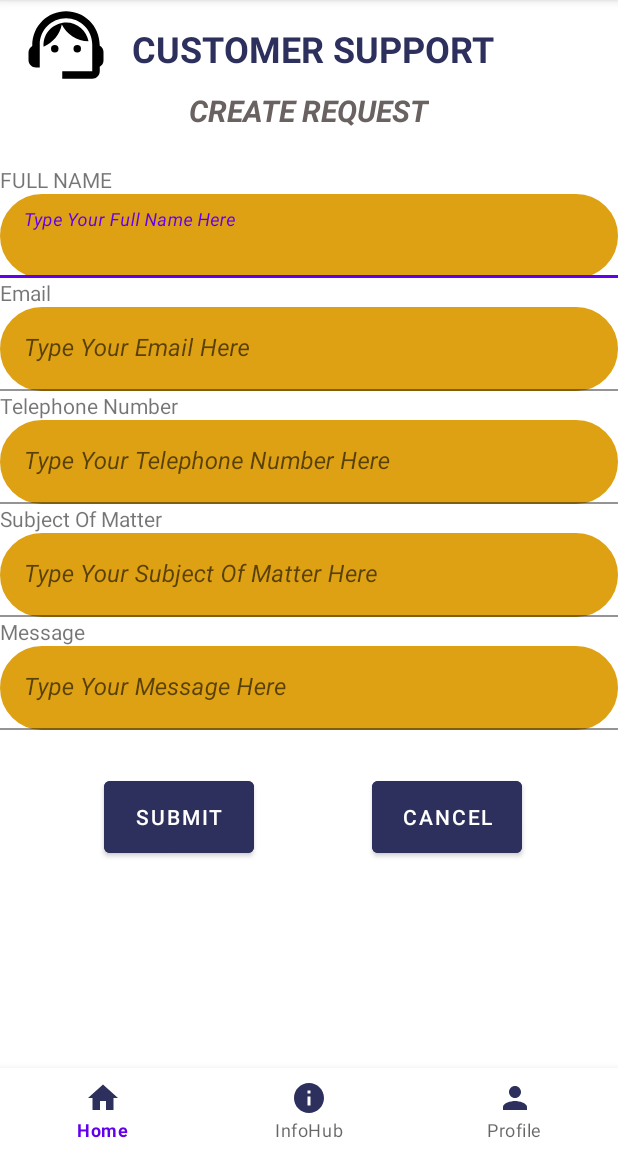
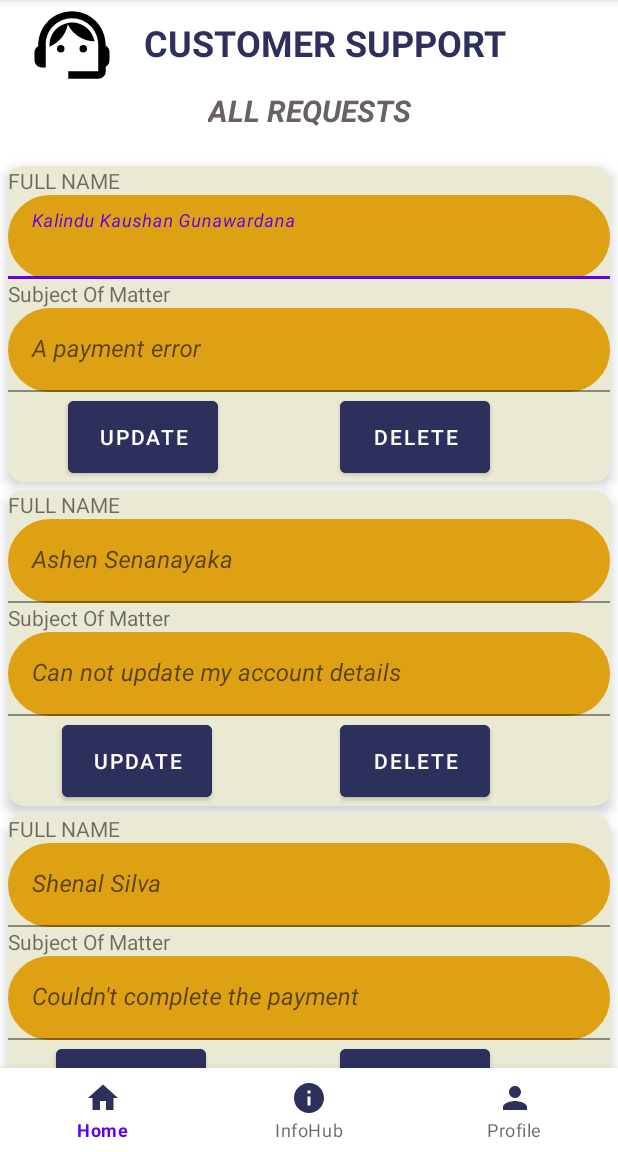
Before and after one commit to teshanj7/CashInPawn, an Android app: the screen it shows after launch (CreateCustomerSupport before the commit, ViewCustomerSupport after it), on a phone screen of 412 x 824 dp, the part 84-1236 px from its top. Run offline under Robolectric (Android 15) with nearby library versions, the phone set to English and light mode, and no system bars; Roboto replaces fonts that are not available here.

Commit message:
view customer support

```diff
--- /dev/null
+++ b/app/src/main/java/com/example/pawningsystem/ViewCustomerSupport.kt
@@ -0,0 +1,11 @@
+package com.example.pawningsystem
+
+import androidx.appcompat.app.AppCompatActivity
+import android.os.Bundle
+
+class ViewCustomerSupport : AppCompatActivity() {
+    override fun onCreate(savedInstanceState: Bundle?) {
+        super.onCreate(savedInstanceState)
+        setContentView(R.layout.activity_view_customer_support)
+    }
+}
--- /dev/null
+++ b/app/src/main/res/layout/activity_view_customer_support.xml
@@ -0,0 +1,406 @@
+<?xml version="1.0" encoding="utf-8"?>
+<androidx.constraintlayout.widget.ConstraintLayout xmlns:android="http://schemas.android.com/apk/res/android"
+    xmlns:app="http://schemas.android.com/apk/res-auto"
+    xmlns:tools="http://schemas.android.com/tools"
+    android:layout_width="match_parent"
+    android:layout_height="match_parent"
+    tools:context=".ViewCustomerSupport">
+
+    <FrameLayout
+        android:layout_width="match_parent"
+        android:layout_height="match_parent"
+        android:background="#FFFFFF">
+
+        <ScrollView
+            android:layout_width="match_parent"
+            android:layout_height="match_parent"
+            android:backgroundTint="@color/white">
+
+            <androidx.constraintlayout.widget.ConstraintLayout
+                android:layout_width="match_parent"
+                android:layout_height="wrap_content">
+
+                <ImageView
+                    android:id="@+id/imageView"
+                    android:layout_width="@dimen/imageViewW"
+                    android:layout_height="@dimen/imageViewH"
+                    app:layout_constraintEnd_toStartOf="@+id/CustomerSupportTitle4"
+                    app:layout_constraintStart_toStartOf="parent"
+                    app:layout_constraintTop_toTopOf="parent"
+                    app:srcCompat="@drawable/baseline_support_agent_24" />
+
+                <TextView
+                    android:id="@+id/CustomerSupportTitle4"
+                    android:layout_width="243dp"
+                    android:layout_height="93dp"
+                    android:layout_marginStart="96dp"
+                    android:layout_marginTop="12dp"
+                    android:text="CUSTOMER SUPPORT"
+                    android:textColor="#2D2F5C"
+                    android:textSize="24sp"
+                    android:textStyle="bold"
+                    app:layout_constraintStart_toStartOf="parent"
+                    app:layout_constraintTop_toTopOf="parent" />
+
+                <TextView
+                    android:id="@+id/AllRequestsText"
+                    android:layout_width="wrap_content"
+                    android:layout_height="wrap_content"
+                    android:text="@string/AllRequestsText"
+                    android:textColor="#6A6161"
+                    android:textSize="20sp"
+                    android:textStyle="bold|italic"
+                    app:layout_constraintEnd_toEndOf="parent"
+                    app:layout_constraintStart_toStartOf="parent"
+                    app:layout_constraintTop_toBottomOf="@+id/imageView" />
+
+                <androidx.cardview.widget.CardView
+                    android:id="@+id/cardView1"
+                    android:layout_width="match_parent"
+                    android:layout_height="wrap_content"
+                    android:layout_margin="5dp"
+                    android:backgroundTint="#EAE9D3"
+                    app:cardBackgroundColor="@color/white"
+                    app:cardCornerRadius="10dp"
+                    app:cardElevation="5dp"
+                    app:layout_constraintEnd_toEndOf="parent"
+                    app:layout_constraintTop_toBottomOf="@+id/CustomerSupportTitle4">
+
+                    <androidx.constraintlayout.widget.ConstraintLayout
+                        android:layout_width="match_parent"
+                        android:layout_height="match_parent">
+
+                        <TextView
+                            android:id="@+id/FullNameTextCard1"
+                            android:layout_width="wrap_content"
+                            android:layout_height="wrap_content"
+                            android:text="@string/FullNameText1"
+                            app:layout_constraintStart_toStartOf="parent"
+                            app:layout_constraintTop_toTopOf="parent" />
+
+                        <TextView
+                            android:id="@+id/SOMTextCard1"
+                            android:layout_width="wrap_content"
+                            android:layout_height="wrap_content"
+                            android:text="@string/SOM1"
+                            app:layout_constraintStart_toStartOf="parent"
+                            app:layout_constraintTop_toBottomOf="@+id/FullNameTILCard1" />
+
+                        <Button
+                            android:id="@+id/UpdateButtonCard1"
+                            android:layout_width="@dimen/UpdateButton3"
+                            android:layout_height="@dimen/UpdateButton3H"
+                            android:layout_marginStart="40dp"
+                            android:backgroundTint="#2d2f5c"
+                            android:text="@string/UpdateButton3"
+                            app:layout_constraintStart_toStartOf="parent"
+                            app:layout_constraintTop_toBottomOf="@+id/SOMTILCard1" />
+
+                        <Button
+                            android:id="@+id/DeleteButtonCard1"
+                            android:layout_width="@dimen/Delete2"
+                            android:layout_height="@dimen/Delete2H"
+                            android:layout_marginEnd="80dp"
+                            android:backgroundTint="#2d2f5c"
+                            android:text="@string/Delete2"
+                            app:layout_constraintEnd_toEndOf="parent"
+                            app:layout_constraintTop_toBottomOf="@+id/SOMTILCard1" />
+
+                        <com.google.android.material.textfield.TextInputLayout
+                            android:id="@+id/SOMTILCard1"
+                            android:layout_width="match_parent"
+                            android:layout_height="wrap_content"
+                            app:layout_constraintStart_toStartOf="parent"
+                            app:layout_constraintTop_toBottomOf="@+id/SOMTextCard1">
+
+                            <com.google.android.material.textfield.TextInputEditText
+                                android:id="@+id/SOMTIETCard1"
+                                android:layout_width="match_parent"
+                                android:layout_height="wrap_content"
+                                android:background="@drawable/round_btn"
+                                android:hint="A payment error"
+                                android:inputType="textLongMessage"
+                                android:textStyle="italic" />
+                        </com.google.android.material.textfield.TextInputLayout>
+
+                        <com.google.android.material.textfield.TextInputLayout
+                            android:id="@+id/FullNameTILCard1"
+                            android:layout_width="match_parent"
+                            android:layout_height="wrap_content"
+                            app:layout_constraintStart_toStartOf="parent"
+                            app:layout_constraintTop_toBottomOf="@+id/FullNameTextCard1">
+
+                            <com.google.android.material.textfield.TextInputEditText
+                                android:id="@+id/FullNameTIETCard1"
+                                android:layout_width="match_parent"
+                                android:layout_height="wrap_content"
+                                android:background="@drawable/round_btn"
+                                android:hint="Kalindu Kaushan Gunawardana"
+                                android:inputType="textPersonName"
+                                android:textStyle="italic" />
+                        </com.google.android.material.textfield.TextInputLayout>
+                    </androidx.constraintlayout.widget.ConstraintLayout>
+                </androidx.cardview.widget.CardView>
+
+                <androidx.cardview.widget.CardView
+                    android:id="@+id/cardView2"
+                    android:layout_width="match_parent"
+                    android:layout_height="wrap_content"
+                    android:layout_margin="5dp"
+                    android:backgroundTint="#EAE9D3"
+                    app:cardBackgroundColor="@color/white"
+                    app:cardCornerRadius="10dp"
+
+                    app:cardElevation="5dp"
+                    app:layout_constraintTop_toBottomOf="@+id/cardView1"
+                    tools:layout_editor_absoluteX="5dp">
+
+                    <androidx.constraintlayout.widget.ConstraintLayout
+                        android:layout_width="match_parent"
+                        android:layout_height="match_parent">
+
+                        <TextView
+                            android:id="@+id/FullNameTextcard2"
+                            android:layout_width="wrap_content"
+                            android:layout_height="wrap_content"
+                            android:text="@string/FullNameText1"
+                            app:layout_constraintStart_toStartOf="parent"
+                            app:layout_constraintTop_toTopOf="parent" />
+
+                        <TextView
+                            android:id="@+id/SOMTextCard2"
+                            android:layout_width="wrap_content"
+                            android:layout_height="wrap_content"
+                            android:text="@string/SOM1"
+                            app:layout_constraintStart_toStartOf="parent"
+                            app:layout_constraintTop_toBottomOf="@+id/FullNameTILCard2" />
+
+                        <Button
+                            android:id="@+id/UpdateButtonCard2"
+                            android:layout_width="@dimen/UpdateButton3"
+                            android:layout_height="@dimen/UpdateButton3H"
+                            android:layout_marginStart="36dp"
+                            android:backgroundTint="@color/NavyBlueTheme"
+                            android:text="@string/UpdateButton3"
+                            app:layout_constraintStart_toStartOf="parent"
+                            app:layout_constraintTop_toBottomOf="@+id/SOMTILCard2" />
+
+                        <Button
+                            android:id="@+id/DeleteButtonCard2"
+                            android:layout_width="@dimen/Delete2"
+                            android:layout_height="@dimen/Delete2H"
+                            android:layout_marginEnd="80dp"
+                            android:backgroundTint="@color/NavyBlueTheme"
+                            android:text="@string/Delete2"
+                            app:layout_constraintEnd_toEndOf="parent"
+                            app:layout_constraintTop_toBottomOf="@+id/SOMTILCard2" />
+
+                        <com.google.android.material.textfield.TextInputLayout
+                            android:id="@+id/SOMTILCard2"
+                            android:layout_width="match_parent"
+                            android:layout_height="wrap_content"
+                            app:layout_constraintStart_toStartOf="parent"
+                            app:layout_constraintTop_toBottomOf="@+id/SOMTextCard2">
+
+                            <com.google.android.material.textfield.TextInputEditText
+                                android:id="@+id/SOMTIETCard2"
+                                android:layout_width="match_parent"
+                                android:layout_height="wrap_content"
+                                android:background="@drawable/round_btn"
+                                android:hint="Can not update my account details"
+                                android:inputType="textLongMessage"
+                                android:textStyle="italic" />
+                        </com.google.android.material.textfield.TextInputLayout>
+
+                        <com.google.android.material.textfield.TextInputLayout
+                            android:id="@+id/FullNameTILCard2"
+                            android:layout_width="match_parent"
+                            android:layout_height="wrap_content"
+                            app:layout_constraintStart_toStartOf="parent"
+                            app:layout_constraintTop_toBottomOf="@+id/FullNameTextcard2">
+
+                            <com.google.android.material.textfield.TextInputEditText
+                                android:id="@+id/FullNameTIETCard2"
+                                android:layout_width="match_parent"
+                                android:layout_height="wrap_content"
+                                android:background="@drawable/round_btn"
+                                android:hint="Ashen Senanayaka"
+                                android:inputType="textPersonName"
+                                android:textStyle="italic" />
+                        </com.google.android.material.textfield.TextInputLayout>
+                    </androidx.constraintlayout.widget.ConstraintLayout>
+                </androidx.cardview.widget.CardView>
+
+                <androidx.cardview.widget.CardView
+                    android:id="@+id/cardView3"
+                    android:layout_width="match_parent"
+                    android:layout_height="wrap_content"
+                    android:layout_margin="5dp"
+                    android:backgroundTint="#EAE9D3"
+                    app:cardBackgroundColor="@color/white"
+                    app:cardCornerRadius="10dp"
+                    app:cardElevation="5dp"
+                    app:layout_constraintTop_toBottomOf="@+id/cardView2"
+                    tools:layout_editor_absoluteX="5dp">
+
+
+                    <androidx.constraintlayout.widget.ConstraintLayout
+                        android:layout_width="match_parent"
+                        android:layout_height="match_parent">
+
+                        <TextView
+                            android:id="@+id/FullNameTextCard3"
+                            android:layout_width="wrap_content"
+                            android:layout_height="wrap_content"
+                            android:text="@string/FullNameText1"
+                            app:layout_constraintStart_toStartOf="parent"
+                            app:layout_constraintTop_toTopOf="parent" />
+
+                        <TextView
+                            android:id="@+id/SOMTextCard3"
+                            android:layout_width="wrap_content"
+                            android:layout_height="wrap_content"
+                            android:text="@string/SOM1"
+                            app:layout_constraintStart_toStartOf="parent"
+                            app:layout_constraintTop_toBottomOf="@+id/FullNameTILCard3" />
+
+                        <Button
+                            android:id="@+id/UpdateButtonCard3"
+                            android:layout_width="@dimen/UpdateButton3"
+                            android:layout_height="@dimen/UpdateButton3H"
+                            android:layout_marginStart="32dp"
+                            android:backgroundTint="@color/NavyBlueTheme"
+                            android:text="@string/UpdateButton3"
+                            app:layout_constraintStart_toStartOf="parent"
+                            app:layout_constraintTop_toBottomOf="@+id/SOMTILCard3" />
+
+                        <Button
+                            android:id="@+id/DeleteButtonCard3"
+                            android:layout_width="@dimen/Delete2"
+                            android:layout_height="@dimen/Delete2H"
+                            android:layout_marginEnd="80dp"
+                            android:backgroundTint="@color/NavyBlueTheme"
+                            android:text="@string/Delete2"
+                            app:layout_constraintEnd_toEndOf="parent"
+                            app:layout_constraintTop_toBottomOf="@+id/SOMTILCard3" />
+
+                        <com.google.android.material.textfield.TextInputLayout
+                            android:id="@+id/SOMTILCard3"
+                            android:layout_width="match_parent"
+                            android:layout_height="wrap_content"
+                            app:layout_constraintStart_toStartOf="parent"
+                            app:layout_constraintTop_toBottomOf="@+id/SOMTextCard3">
+
+                            <com.google.android.material.textfield.TextInputEditText
+                                android:id="@+id/SOMTIETCard3"
+                                android:layout_width="match_parent"
+                                android:layout_height="wrap_content"
+                                android:background="@drawable/round_btn"
+                                android:hint="Couldn't complete the payment"
+                                android:inputType="textLongMessage"
+                                android:textStyle="italic" />
+                        </com.google.android.material.textfield.TextInputLayout>
+
+                        <com.google.android.material.textfield.TextInputLayout
+                            android:id="@+id/FullNameTILCard3"
+                            android:layout_width="match_parent"
+                            android:layout_height="wrap_content"
+                            app:layout_constraintStart_toStartOf="parent"
+                            app:layout_constraintTop_toBottomOf="@+id/FullNameTextCard3">
+
+                            <com.google.android.material.textfield.TextInputEditText
+                                android:id="@+id/FullNameTIETCard3"
+                                android:layout_width="match_parent"
+                                android:layout_height="wrap_content"
+                                android:background="@drawable/round_btn"
+                                android:hint="Shenal Silva"
+                                android:inputType="textPersonName"
+                                android:textStyle="italic" />
+                        </com.google.android.material.textfield.TextInputLayout>
+                    </androidx.constraintlayout.widget.ConstraintLayout>
+                </androidx.cardview.widget.CardView>
+
+                <androidx.cardview.widget.CardView
+                    android:id="@+id/cardView4"
+                    android:layout_width="match_parent"
+                    android:layout_height="wrap_content"
+                    android:layout_margin="5dp"
+                    android:backgroundTint="#EAE9D3"
+                    app:cardBackgroundColor="@color/white"
+                    app:cardCornerRadius="10dp"
+                    app:cardElevation="5dp"
+                    app:layout_constraintEnd_toEndOf="parent"
+                    app:layout_constraintTop_toBottomOf="@+id/cardView3">
+
+                    <androidx.constraintlayout.widget.ConstraintLayout
+                        android:layout_width="match_parent"
+                        android:layout_height="match_parent">
+
+                        <TextView
+                            android:id="@+id/FullNameTextCard4"
+                            android:layout_width="wrap_content"
+                            android:layout_height="wrap_content"
+                            android:text="@string/FullNameText1"
+                            app:layout_constraintStart_toStartOf="parent"
+                            app:layout_constraintTop_toTopOf="parent" />
+
+                        <TextView
+                            android:id="@+id/SOMTextCard4"
+                            android:layout_width="wrap_content"
+                            android:layout_height="wrap_content"
+                            android:text="@string/SOM1"
+                            app:layout_constraintStart_toStartOf="parent"
+                            app:layout_constraintTop_toBottomOf="@+id/FullNameTILCard4" />
+
+                        <com.google.android.material.textfield.TextInputLayout
+                            android:id="@+id/SOMTILCard4"
+                            android:layout_width="match_parent"
+                            android:layout_height="wrap_content"
+                            app:layout_constraintTop_toBottomOf="parent">
+
+                            <com.google.android.material.textfield.TextInputEditText
+                                android:id="@+id/SOMTIETCard4"
+                                android:layout_width="match_parent"
+                                android:layout_height="wrap_content"
+                                android:background="@drawable/round_btn"
+                                android:hint="A payment error"
+                                android:inputType="textLongMessage"
+                                android:textStyle="italic" />
+                        </com.google.android.material.textfield.TextInputLayout>
+
+                        <com.google.android.material.textfield.TextInputLayout
+                            android:id="@+id/FullNameTILCard4"
+                            android:layout_width="match_parent"
+                            android:layout_height="wrap_content"
+                            app:layout_constraintTop_toBottomOf="@+id/FullNameTextCard4">
+
+                            <com.google.android.material.textfield.TextInputEditText
+                                android:id="@+id/FullNameTIETCard4"
+                                android:layout_width="match_parent"
+                                android:layout_height="wrap_content"
+                                android:background="@drawable/round_btn"
+                                android:hint="Nithira Senarathna"
+                                android:inputType="textPersonName"
+                                android:textStyle="italic" />
+                        </com.google.android.material.textfield.TextInputLayout>
+                    </androidx.constraintlayout.widget.ConstraintLayout>
+                </androidx.cardview.widget.CardView>
+
+
+            </androidx.constraintlayout.widget.ConstraintLayout>
+        </ScrollView>
+    </FrameLayout>
+    <com.google.android.material.bottomnavigation.BottomNavigationView
+        android:id="@+id/bottomNavigationView"
+        android:layout_width="match_parent"
+        android:layout_height="wrap_content"
+        app:backgroundTint="#FFFFFF"
+        app:itemIconTint="@color/NavyBlueTheme"
+        app:layout_constraintBottom_toBottomOf="parent"
+        app:layout_constraintEnd_toEndOf="parent"
+        app:layout_constraintStart_toStartOf="parent"
+        app:menu="@menu/bottom_navmenu">
+
+    </com.google.android.material.bottomnavigation.BottomNavigationView>
+
+</androidx.constraintlayout.widget.ConstraintLayout>
--- a/app/src/main/res/values/dimens.xml
+++ b/app/src/main/res/values/dimens.xml
@@ -73,5 +73,13 @@
     <dimen name="CancelButton1">100dp</dimen>
     <dimen name="CancelButton1H">60dp</dimen>
 
+    <!-- DELETE -->
+    <dimen name="Delete2">100dp</dimen>
+    <dimen name="Delete2H">60dp</dimen>
+
+    <!-- UPDATE -->
+    <dimen name="UpdateButton3">100dp</dimen>
+    <dimen name="UpdateButton3H">60dp</dimen>
+
 
 </resources>
--- a/app/src/main/res/values/strings.xml
+++ b/app/src/main/res/values/strings.xml
@@ -122,4 +122,13 @@
     <string name="SubmitButton1">SUBMIT</string>
     <string name="CancelButton1">CANCEL</string>
     <string name="CreateRequestText">CREATE REQUEST</string>
+
+    <!-- Delete Page -->
+    <string name="Delete2">DELETE</string>
+
+    <!-- Update Page -->
+    <string name="UpdateButton3">UPDATE</string>
+    <string name="AllRequestsText">ALL REQUESTS</string>
+    <string name="DeleteRequestText">DELETE REQUEST</string>
+    <string name="UpdateRequestText">UPDATE REQUEST</string>
 </resources>
```
Also changed, not shown: app/src/main/AndroidManifest.xml (+7 -3 lines).
